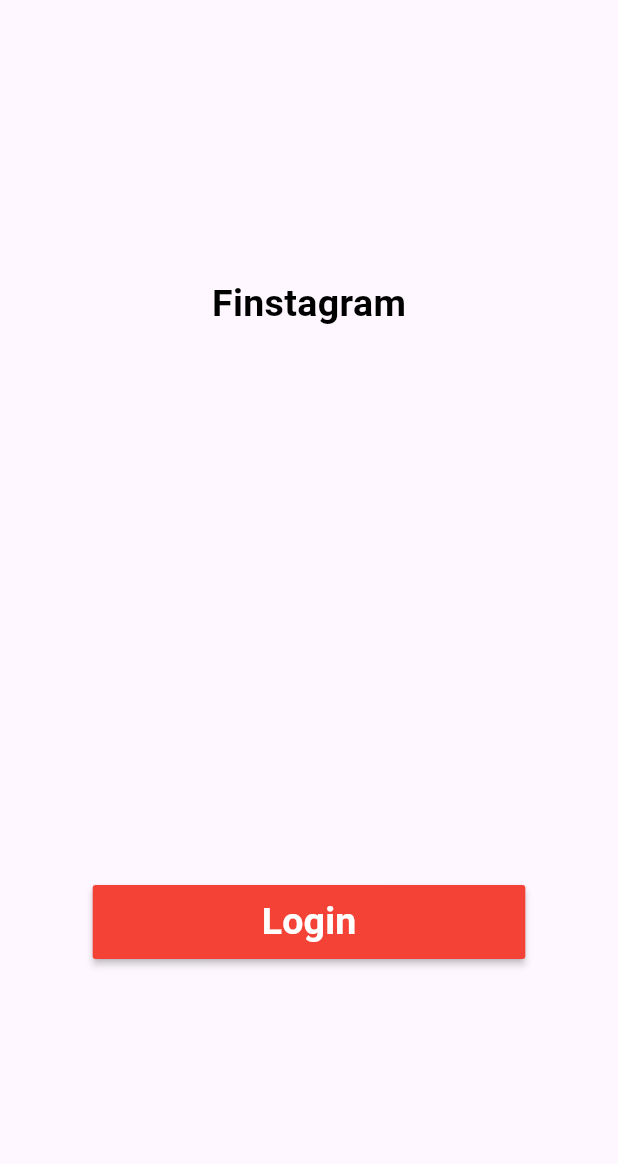
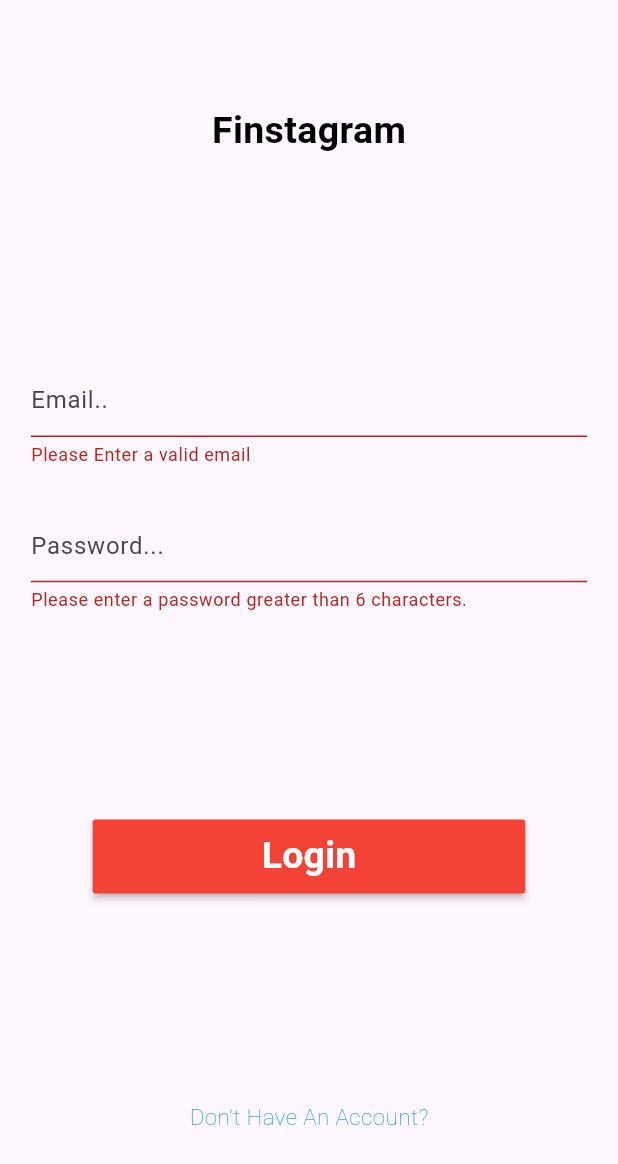
Before and after one commit to TheMaxwellJames/Flutter_Instagram_Clone, a Flutter app: the screen it shows after launch, after a tap on "Login", on a phone screen of 412 x 824 dp. Shown: the top 1164 px of the screen. Run offline on Flutter 3.47's test engine with Material 3 defaults, Android fonts, the phone set to English and light mode, and no system bars; network calls fail.

Commit message:
third commit

```diff
--- a/lib/pages/login_page.dart
+++ b/lib/pages/login_page.dart
@@ -9,6 +9,11 @@ class LoginPage extends StatefulWidget {
 
 class _LoginPageState extends State<LoginPage> {
   double? _deviceHeight, _deviceWidth;
+
+  final GlobalKey<FormState> _loginFormKey = GlobalKey<FormState>();
+
+  String? _email;
+  String? _password;
 
   @override
   Widget build(BuildContext context) {
@@ -27,7 +32,9 @@ class _LoginPageState extends State<LoginPage> {
             crossAxisAlignment: CrossAxisAlignment.center,
             children: [
               _titleWidget(),
+              _loginForm(),
               _loginButton(),
+               _registerPageLink(),
             ],
           )),
         ),
@@ -46,9 +53,63 @@ class _LoginPageState extends State<LoginPage> {
     );
   }
 
+  Widget _loginForm() {
+    return Container(
+      height: _deviceHeight! * 0.20,
+      child: Form(
+          key: _loginFormKey,
+          child: Column(
+            mainAxisAlignment: MainAxisAlignment.spaceBetween,
+            mainAxisSize: MainAxisSize.max,
+            crossAxisAlignment: CrossAxisAlignment.center,
+            children: [
+              _emailTextField(),
+              _passwordTextField(),
+            ],
+          )),
+    );
+  }
+
+  Widget _emailTextField() {
+    return TextFormField(
+      decoration: const InputDecoration(hintText: "Email.."),
+      onSaved: (_value) {
+        setState(() {
+          _email = _value;
+        });
+      },
+      validator: (_value) {
+        bool _result = _value!.contains(
+          RegExp(
+              r"^[a-zA-Z0-9.!#$%&'*+/=?^_`{|}~-]+@[a-zA-Z0-9](?:[a-zA-Z0-9-]{0,61}[a-zA-Z0-9])?(?:\.[a-zA-Z0-9](?:[a-zA-Z0-9-]{0,61}[a-zA-Z0-9])?)*$"),
+        );
+        return _result ? null : "Please Enter a valid email";
+      },
+    );
+  }
+
+
+
+  Widget _passwordTextField() {
+    return TextFormField(
+      obscureText: true,
+      decoration: const InputDecoration(hintText: "Password..."),
+      onSaved: (_value) {
+        setState(
+          () {
+            _password = _value;
+          },
+        );
+      },
+      validator: (_value) => _value!.length > 6
+          ? null
+          : "Please enter a password greater than 6 characters.",
+    );
+  }
+
   Widget _loginButton() {
     return MaterialButton(
-      onPressed: () {},
+      onPressed: _loginUser,
       minWidth: _deviceWidth! * 0.70,
       height: _deviceHeight! * 0.06,
       color: Colors.red,
@@ -62,4 +123,20 @@ class _LoginPageState extends State<LoginPage> {
       ),
     );
   }
+
+  Widget _registerPageLink() {
+    return GestureDetector(
+      onTap: () => Navigator.pushNamed(context, 'register'),
+      child: const Text(
+        "Don't Have An Account?",
+        style: TextStyle(
+            color: Colors.blue, fontSize: 15, fontWeight: FontWeight.w200),
+      ),
+    );
+  }
+
+  void _loginUser() {
+    _loginFormKey.currentState!.save();
+    if (_loginFormKey.currentState!.validate()) {}
+  }
 }
```
Also changed, not shown: lib/pages/register_page.dart (+135 -2 lines).
